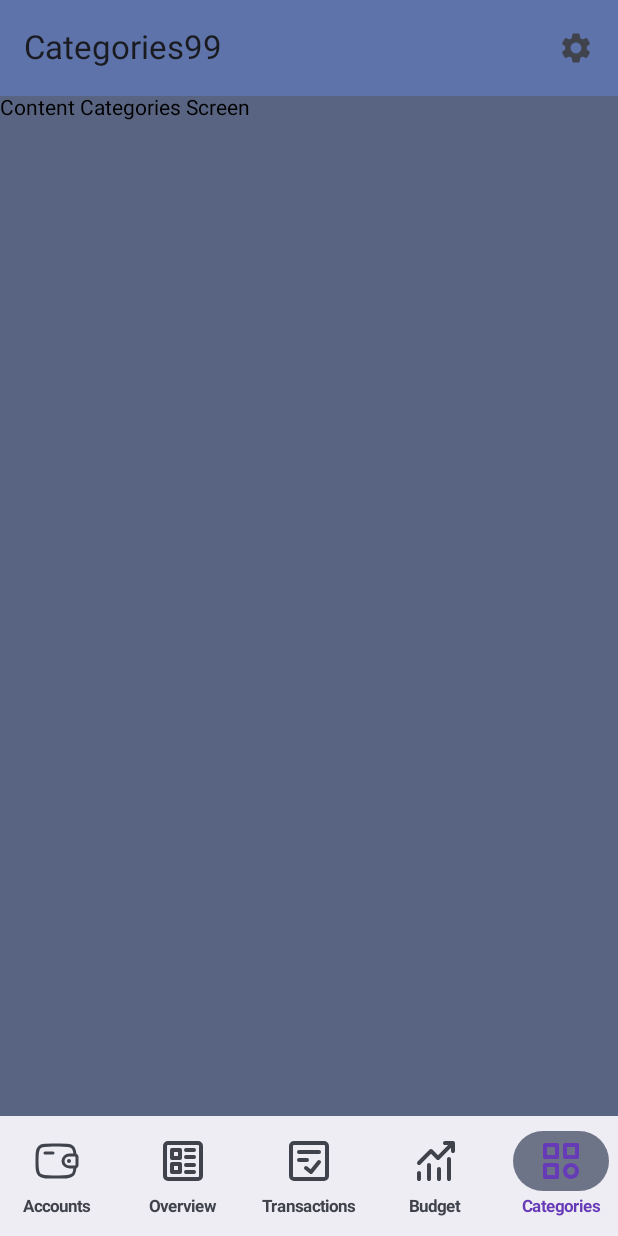
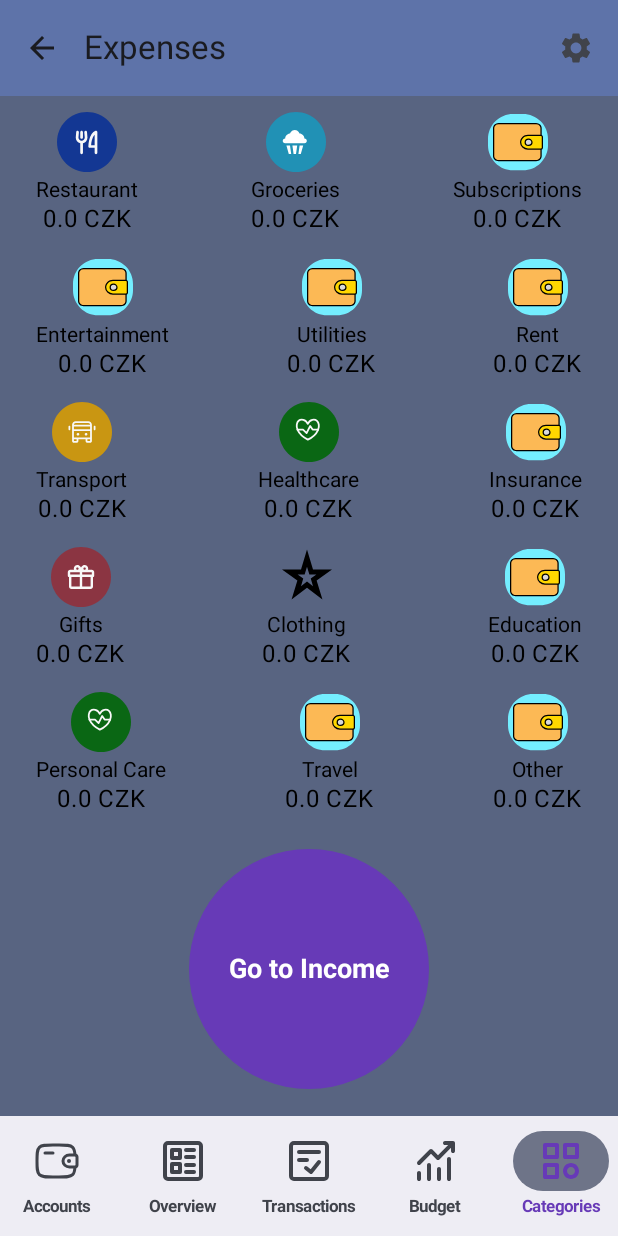
Before and after one commit to SMARTcla/PDA_Kotlin, an Android app built with Jetpack Compose: the CategoriesScreen screen opened through its navigation route, on a phone screen of 412 x 824 dp. Run offline under Robolectric (Android 15) with nearby library versions, the phone set to English and light mode, and no system bars.

Commit message:
add Categories Screen

```diff
--- a/app/src/main/java/cz/cvut/fel/sit/pda/GeldsApp.kt
+++ b/app/src/main/java/cz/cvut/fel/sit/pda/GeldsApp.kt
@@ -8,7 +8,6 @@ import androidx.compose.runtime.mutableStateListOf
 import androidx.compose.runtime.remember
 import androidx.compose.ui.Modifier
 import androidx.compose.ui.tooling.preview.Preview
-import androidx.navigation.NavHostController
 import androidx.navigation.compose.NavHost
 import androidx.navigation.compose.composable
 import androidx.navigation.compose.rememberNavController
@@ -17,7 +16,7 @@ import cz.cvut.fel.sit.pda.screens.AccountsScreen
 import cz.cvut.fel.sit.pda.screens.AddCardScreen
 import cz.cvut.fel.sit.pda.screens.AddTransactionScreen
 import cz.cvut.fel.sit.pda.screens.budget.BudgetScreen
-import cz.cvut.fel.sit.pda.screens.CategoriesScreen
+import cz.cvut.fel.sit.pda.screens.budget.category.CategoriesScreen
 import cz.cvut.fel.sit.pda.screens.EditTransactionScreen
 import cz.cvut.fel.sit.pda.screens.OverviewScreen
 import cz.cvut.fel.sit.pda.screens.SettingsScreen
@@ -50,7 +49,7 @@ fun AppNavigation() {
         composable(GeldScreen.Budget.name) {
             BudgetScreen(navController) }
         composable(GeldScreen.Categories.name) {
-            CategoriesScreen(navController) }
+            CategoriesScreen(navController, transactions) }
 
         composable(GeldScreen.Settings.name) {
             SettingsScreen(navController) }
--- a/app/src/main/java/cz/cvut/fel/sit/pda/screens/AddTransactionScreen.kt
+++ b/app/src/main/java/cz/cvut/fel/sit/pda/screens/AddTransactionScreen.kt
@@ -32,6 +32,7 @@ import cz.cvut.fel.sit.pda.components.BasicAppBar
 import cz.cvut.fel.sit.pda.components.GeldsBottomBar
 import cz.cvut.fel.sit.pda.models.BankCard
 import cz.cvut.fel.sit.pda.ui.theme.DeepPurple500
+import cz.cvut.fel.sit.pda.ui.theme.DefaultColor
 import cz.cvut.fel.sit.pda.ui.theme.Grey50
 import java.util.*
 
@@ -62,7 +63,7 @@ fun AddTransactionScreen(navController: NavHostController, addTransaction: (Tran
     ) { innerPadding ->
         Surface(
             modifier = Modifier.fillMaxSize().padding(innerPadding),
-            color = Color(0xFF586481)
+            color = DefaultColor
         ) {
             Column(
                 modifier = Modifier
--- a/app/src/main/java/cz/cvut/fel/sit/pda/screens/CategoriesScreen.kt
+++ /dev/null
@@ -1,39 +0,0 @@
-package cz.cvut.fel.sit.pda.screens
-
-import androidx.compose.foundation.layout.fillMaxSize
-import androidx.compose.foundation.layout.padding
-import androidx.compose.material.Surface
-import androidx.compose.material.Text
-import androidx.compose.material3.ExperimentalMaterial3Api
-import androidx.compose.material3.Scaffold
-import androidx.compose.material3.TopAppBar
-import androidx.compose.runtime.Composable
-import androidx.compose.ui.Modifier
-import androidx.compose.ui.graphics.Color
-import androidx.navigation.NavHostController
-import cz.cvut.fel.sit.pda.components.BasicAppBar
-import cz.cvut.fel.sit.pda.components.GeldsBottomBar
-
-@OptIn(ExperimentalMaterial3Api::class)
-@Composable
-fun CategoriesScreen(navController: NavHostController) {
-    Scaffold(
-        topBar = {
-            BasicAppBar(
-                title = "Categories99",
-                navController = navController,
-                canNavigateBack = false,
-                onNavigateBack = {}
-            )
-        },
-        bottomBar = {
-            GeldsBottomBar(navController)
-        }
-    ) { innerPadding ->
-        Surface(modifier = Modifier
-            .fillMaxSize()
-            .padding(innerPadding), color = Color(0xFF586481)) {
-            Text(text = "Content Categories Screen", modifier = Modifier.fillMaxSize())
-        }
-    }
-}
--- a/app/src/main/java/cz/cvut/fel/sit/pda/screens/OverviewScreen.kt
+++ b/app/src/main/java/cz/cvut/fel/sit/pda/screens/OverviewScreen.kt
@@ -29,6 +29,7 @@ import cz.cvut.fel.sit.pda.components.GeldsBottomBar
 import cz.cvut.fel.sit.pda.models.Transaction
 import cz.cvut.fel.sit.pda.models.TransactionType
 import cz.cvut.fel.sit.pda.ui.theme.DeepPurple500
+import cz.cvut.fel.sit.pda.ui.theme.DefaultColor
 
 @OptIn(ExperimentalMaterialApi::class)
 @Composable
@@ -60,7 +61,7 @@ fun OverviewScreen(navController: NavHostController, transactions: MutableList<T
     ) { innerPadding ->
         Surface(
             modifier = Modifier.fillMaxSize(),
-            color = Color(0xFF586481)
+            color = DefaultColor
         ) {
             Column(modifier = Modifier.padding(innerPadding)) {
                 Row(
@@ -99,7 +100,7 @@ fun OverviewScreen(navController: NavHostController, transactions: MutableList<T
                 LazyColumn(
                     modifier = Modifier
                         .fillMaxSize()
-                        .background(Color(0xFF586481))
+                        .background(DefaultColor)
                 ) {
                     groupedTransactions.forEach { (transactionType, transactionsForType) ->
                         item {
--- a/app/src/main/java/cz/cvut/fel/sit/pda/screens/TransactionsScreen.kt
+++ b/app/src/main/java/cz/cvut/fel/sit/pda/screens/TransactionsScreen.kt
@@ -41,6 +41,7 @@ import cz.cvut.fel.sit.pda.components.TransactionItem
 import cz.cvut.fel.sit.pda.models.Transaction
 import cz.cvut.fel.sit.pda.models.TransactionType
 import cz.cvut.fel.sit.pda.ui.theme.DeepPurple500
+import cz.cvut.fel.sit.pda.ui.theme.DefaultColor
 import cz.cvut.fel.sit.pda.updateTransaction
 import cz.cvut.fel.sit.pda.utils.TemporaryDatabase
 import java.time.LocalDate
@@ -58,7 +59,7 @@ fun TransactionsScreen(navController: NavHostController, transactions: MutableLi
 
     Surface(
         modifier = Modifier.fillMaxSize(),
-        color = Color(0xFF586481)
+        color = DefaultColor
     ) {
         Scaffold(
             topBar = {
@@ -89,7 +90,7 @@ fun TransactionsScreen(navController: NavHostController, transactions: MutableLi
                     modifier = Modifier
                         .fillMaxSize()
                         .padding(padding)
-                        .background(Color(0xFF586481))
+                        .background(DefaultColor)
                 ) {
                     groupedTransactions.forEach { (date, transactionsForDate) ->
                         stickyHeader {
@@ -173,7 +174,7 @@ fun TransactionDetailScreen(navController: NavHostController, transaction: Trans
             modifier = Modifier
                 .fillMaxSize()
                 .padding(innerPadding),
-            color = Color(0xFF586481)
+            color = DefaultColor
         ) {
             Column(
                 modifier = Modifier
@@ -252,7 +253,7 @@ fun EditTransactionScreen(navController: NavHostController, transaction: Transac
     ) { innerPadding ->
         Surface(
             modifier = Modifier.fillMaxSize().padding(innerPadding),
-            color = Color(0xFF586481)
+            color = DefaultColor
         ) {
             Column(
                 modifier = Modifier
--- /dev/null
+++ b/app/src/main/java/cz/cvut/fel/sit/pda/screens/budget/category/CategoriesScreen.kt
@@ -0,0 +1,166 @@
+package cz.cvut.fel.sit.pda.screens.budget.category
+
+import androidx.compose.foundation.Image
+import androidx.compose.foundation.background
+import androidx.compose.foundation.layout.*
+import androidx.compose.foundation.lazy.LazyColumn
+import androidx.compose.foundation.shape.CircleShape
+import androidx.compose.material3.*
+import androidx.compose.material.Text
+import androidx.compose.material.icons.Icons
+import androidx.compose.material.icons.automirrored.filled.ArrowBack
+import androidx.compose.material.icons.automirrored.filled.ArrowForward
+import androidx.compose.material.icons.filled.ArrowBack
+import androidx.compose.material.icons.filled.ArrowForward
+import androidx.compose.material3.ExperimentalMaterial3Api
+import androidx.compose.material3.FloatingActionButton
+import androidx.compose.material3.Scaffold
+import androidx.compose.runtime.Composable
+import androidx.compose.runtime.getValue
+import androidx.compose.runtime.mutableStateOf
+import androidx.compose.runtime.remember
+import androidx.compose.runtime.setValue
+import androidx.compose.ui.Alignment
+import androidx.compose.ui.Modifier
+import androidx.compose.ui.graphics.Color
+import androidx.compose.ui.graphics.painter.Painter
+import androidx.compose.ui.res.painterResource
+import androidx.compose.ui.text.TextStyle
+import androidx.compose.ui.text.font.FontWeight
+import androidx.compose.ui.unit.dp
+import androidx.compose.ui.unit.sp
+import androidx.navigation.NavHostController
+import cz.cvut.fel.sit.pda.components.BasicAppBar
+import cz.cvut.fel.sit.pda.components.GeldsBottomBar
+import cz.cvut.fel.sit.pda.models.Transaction
+import cz.cvut.fel.sit.pda.models.TransactionType
+import cz.cvut.fel.sit.pda.screens.TransactionTypeItem
+import cz.cvut.fel.sit.pda.ui.theme.DeepPurple500
+import cz.cvut.fel.sit.pda.ui.theme.DefaultColor
+import cz.cvut.fel.sit.pda.R
+
+@OptIn(ExperimentalMaterial3Api::class)
+@Composable
+fun CategoriesScreen(navController: NavHostController, transactions: MutableList<Transaction>) {
+    var isExpensesSelected by remember { mutableStateOf(true) }
+    // Filter and group transactions by type
+    val filteredTransactions = transactions.filter {
+        it.type.category == if (isExpensesSelected) "Expenses" else "Income"
+    }
+    val groupedTransactions = filteredTransactions.groupBy { it.type }
+        .toSortedMap(compareBy { it.displayName })
+
+    Scaffold(
+        topBar = {
+            BasicAppBar(
+                title = if (isExpensesSelected) "Expenses" else "Income",
+                navController = navController,
+                canNavigateBack = true,
+                onNavigateBack = { navController.popBackStack() }
+            )
+        },
+        bottomBar = {
+            GeldsBottomBar(navController)
+        }
+    ) { innerPadding ->
+        Box(
+            modifier = Modifier
+                .fillMaxSize()
+                .padding(innerPadding)
+                .background(DefaultColor),
+            contentAlignment = Alignment.Center
+        ) {
+            Column(horizontalAlignment = Alignment.CenterHorizontally) {
+                // Display categories around the button
+                CategoriesGrid(isExpensesSelected, TransactionType.values().toList(), groupedTransactions)
+
+                Spacer(modifier = Modifier.height(16.dp))
+
+                // Use the custom RoundedButton here
+                RoundedButton(
+                    isExpensesSelected = isExpensesSelected,
+                    onToggle = { isExpensesSelected = !isExpensesSelected }
+                )
+
+                Spacer(modifier = Modifier.height(16.dp))
+
+            }
+        }
+    }
+}
+
+@Composable
+fun RoundedButton(isExpensesSelected: Boolean, onToggle: () -> Unit) {
+    Button(
+        onClick = { onToggle() },
+        modifier = Modifier.size(160.dp), // Задаем размер кнопки, чтобы она была круглой
+        shape = CircleShape, // Задаем форму круга
+        colors = ButtonDefaults.buttonColors(
+            containerColor = DeepPurple500, // Фон кнопки
+            contentColor = Color.White // Цвет текста
+        )
+    ) {
+        Text(
+            text = if (isExpensesSelected) "Go to Income" else "Go to Expenses",
+            style = TextStyle(
+                color = Color.White, // Цвет текста
+                fontSize = 18.sp, // Размер шрифта
+                fontWeight = FontWeight.Bold // Жирность шрифта
+            )
+        )
+    }
+}
+
+@Composable
+fun CategoriesGrid(isExpensesSelected: Boolean, categories: List<TransactionType>, transactionSums: Map<TransactionType, List<Transaction>>) {
+    val filteredCategories = categories.filter { it.category == if (isExpensesSelected) "Expenses" else "Income" }
+    Column(horizontalAlignment = Alignment.CenterHorizontally) {
+        filteredCategories.chunked(3).forEach { rowCategories ->
+            Row(
+                modifier = Modifier
+                    .fillMaxWidth()
+                    .padding(horizontal = 16.dp), // Добавляет отступы слева и справа
+                horizontalArrangement = Arrangement.SpaceBetween // Элементы будут равномерно распределены по горизонтали
+            ) {
+                rowCategories.forEach { category ->
+                    CategoryIcon(category, transactionSums[category]?.sumOf { it.amount } ?: 0.0)
+                }
+            }
+        }
+    }
+}
+
+
+@Composable
+fun CategoryIcon(category: TransactionType, sum: Double) {
+    val imageRes = when (category) {
+        TransactionType.RESTAURANT -> R.drawable.restaurant
+        TransactionType.GROCERIES -> R.drawable.groceries
+//TODO need to add new SVG Icons
+//        TransactionType.SUBSCRIPTIONS -> R.drawable.subscriptions
+//        TransactionType.ENTERTAINMENT -> R.drawable.entertainment
+//        TransactionType.UTILITIES -> R.drawable.utilities
+//        TransactionType.RENT -> R.drawable.rent
+        TransactionType.TRANSPORT -> R.drawable.transport
+        TransactionType.HEALTHCARE -> R.drawable.health
+//        TransactionType.INSURANCE -> R.drawable.insurance
+        TransactionType.GIFTS -> R.drawable.gifts
+        TransactionType.CLOTHING -> R.drawable.rating
+//        TransactionType.EDUCATION -> R.drawable.education
+        TransactionType.PERSONAL_CARE -> R.drawable.health
+//        TransactionType.TRAVEL -> R.drawable.travel
+//        TransactionType.OTHER -> R.drawable.other
+//        TransactionType.SALARY -> R.drawable.salary
+//        TransactionType.BENEFITS -> R.drawable.benefits
+        else -> R.drawable.main // Use a default icon
+    }
+    val iconPainter: Painter = painterResource(id = imageRes)
+    Column(
+        horizontalAlignment = Alignment.CenterHorizontally,
+        modifier = Modifier.padding(8.dp) // Добавляет отступы вокруг каждой иконки для лучшего визуального разделения
+    ) {
+        Image(painter = iconPainter, contentDescription = category.displayName, modifier = Modifier.size(40.dp)) // Задаем размер иконки
+        Text(text = category.displayName, modifier = Modifier.padding(top = 4.dp, bottom = 2.dp))
+        Text(text = "$sum CZK", style = MaterialTheme.typography.bodyLarge)
+    }
+}
```
